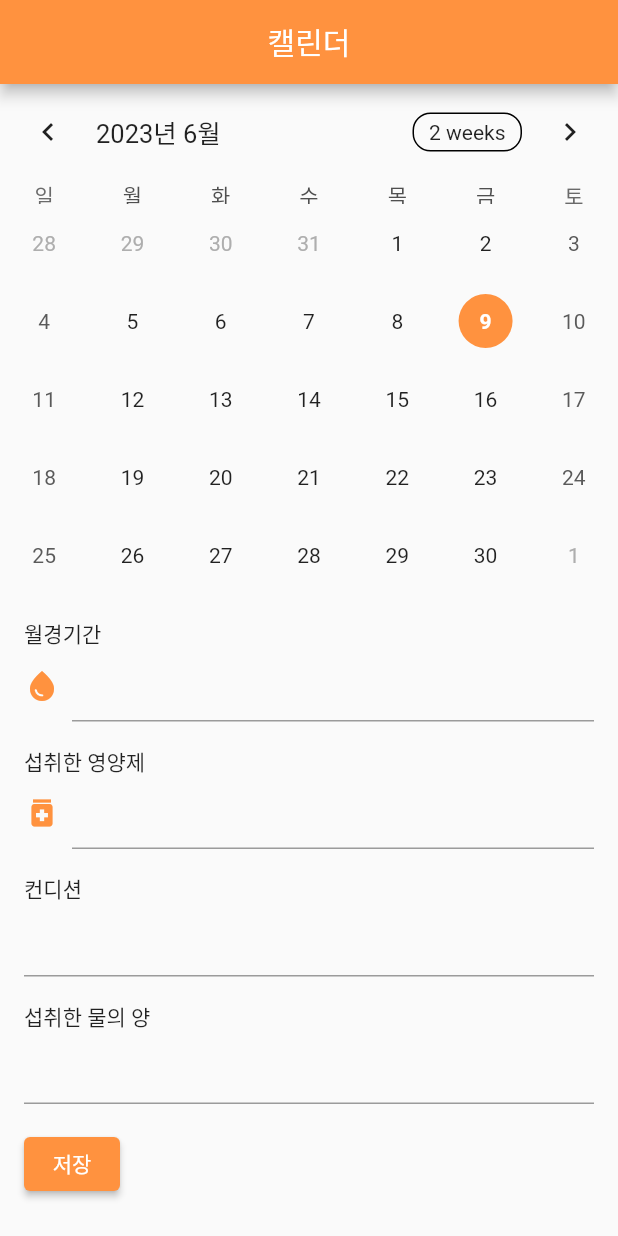
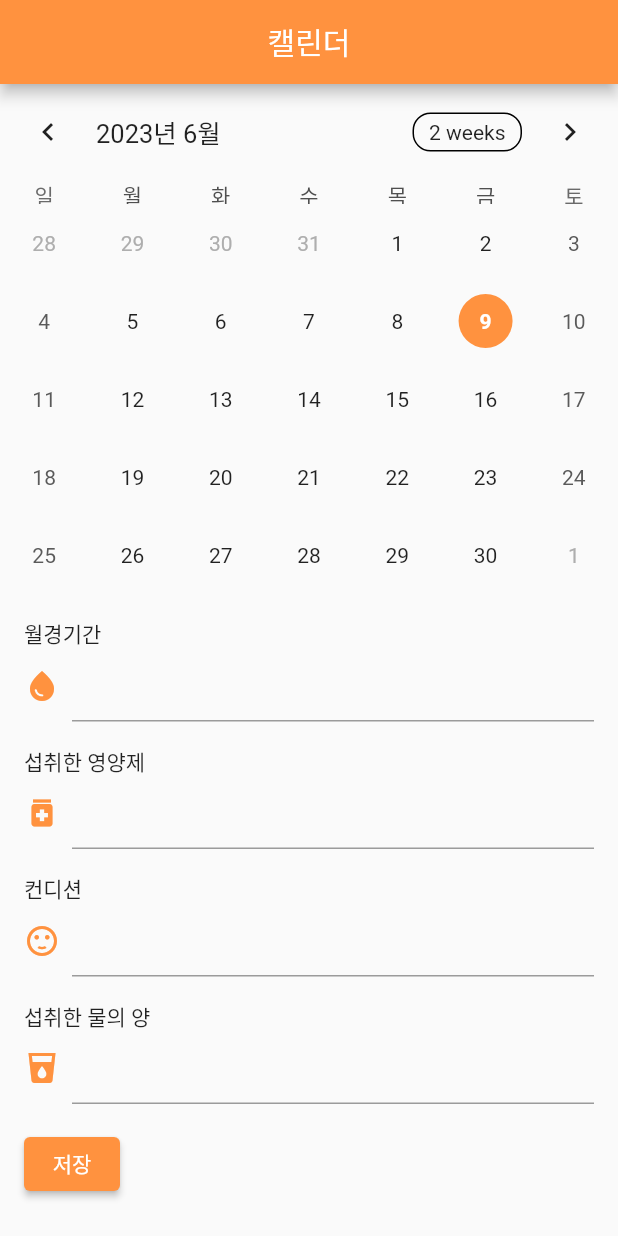
Before and after one commit to Hyunjiiing/OSS-TeamProject2, a Flutter app: the TableCalendarScreen screen opened directly, on a phone screen of 412 x 824 dp. Run offline on Flutter 3.47's test engine with Material 2 defaults, Android fonts, the phone set to English and light mode, and no system bars; drawn by our look-alikes of table_calendar; our stand-ins replace cloud_firestore, firebase_core, fl_chart, shared_preferences; accounts and stored records are empty.

Commit message:
컨디션/물의 양 아이콘 추가

```diff
--- a/flutter_app/lib/calendar.dart
+++ b/flutter_app/lib/calendar.dart
@@ -280,7 +280,12 @@ class _TableCalendarScreenState extends State<TableCalendarScreen> {
                   ),
                   SizedBox(height: 16),
                   Text('컨디션'),
-                  TextField(
+                  Row(  // Add row to include an icon
+                    children: [
+                      Icon(Icons.sentiment_satisfied, color: const Color(0xFFFF923F)),  // Add happy face icon
+                      SizedBox(width: 8),  // Add spacing
+                      Expanded(
+                        child: TextField(
                           controller: conditionController,
                           style: TextStyle(color: const Color(0xFFFF923F)),
                           decoration: InputDecoration(
@@ -295,9 +300,17 @@ class _TableCalendarScreenState extends State<TableCalendarScreen> {
                             });
                           },
                         ),
+                      ),
+                    ],
+                  ),
                   SizedBox(height: 16),
                   Text('섭취한 물의 양'),
-                  TextField(
+                  Row(  // Add row to include an icon
+                    children: [
+                      Icon(Icons.local_drink, color: const Color(0xFFFF923F)),  // Add glass icon
+                      SizedBox(width: 8),  // Add spacing
+                      Expanded(
+                        child: TextField(
                           controller: waterIntakeController,
                           style: TextStyle(color: const Color(0xFFFF923F)),
                           decoration: InputDecoration(
@@ -311,6 +324,9 @@ class _TableCalendarScreenState extends State<TableCalendarScreen> {
                               events[selectedDay]?[3] = value;
                             });
                           },
+                        ),
+                      ),
+                    ],
                   ),
                   SizedBox(height: 16),
                   ElevatedButton(
```
Lines whose indentation alone changed are shown as unchanged.
